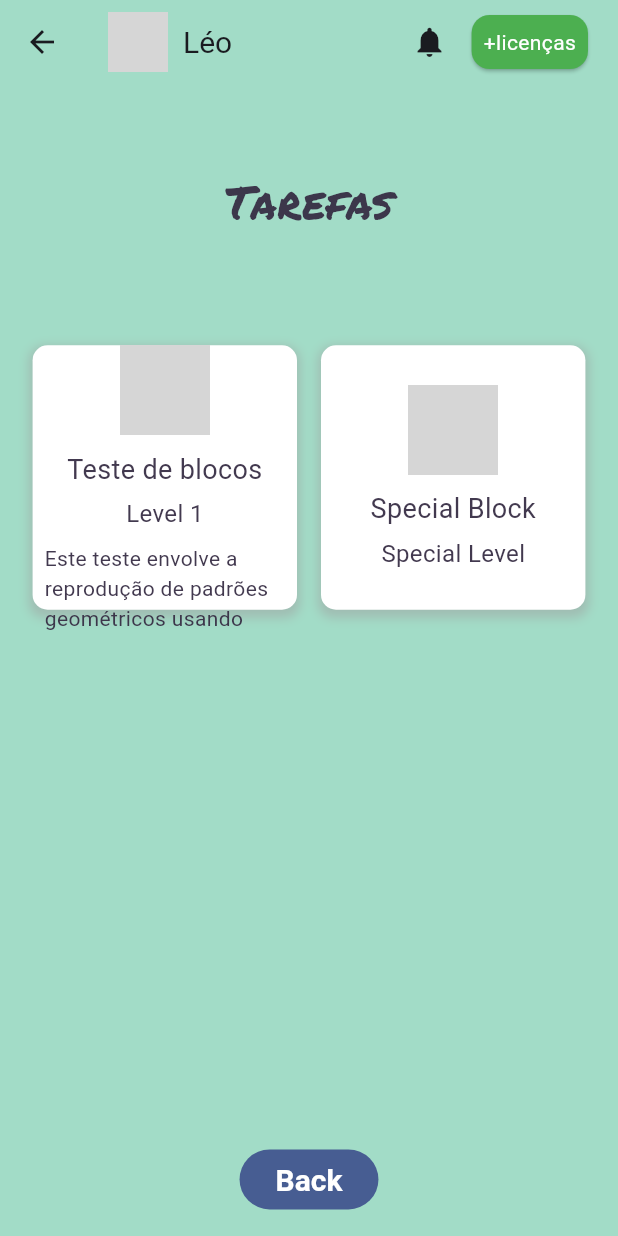
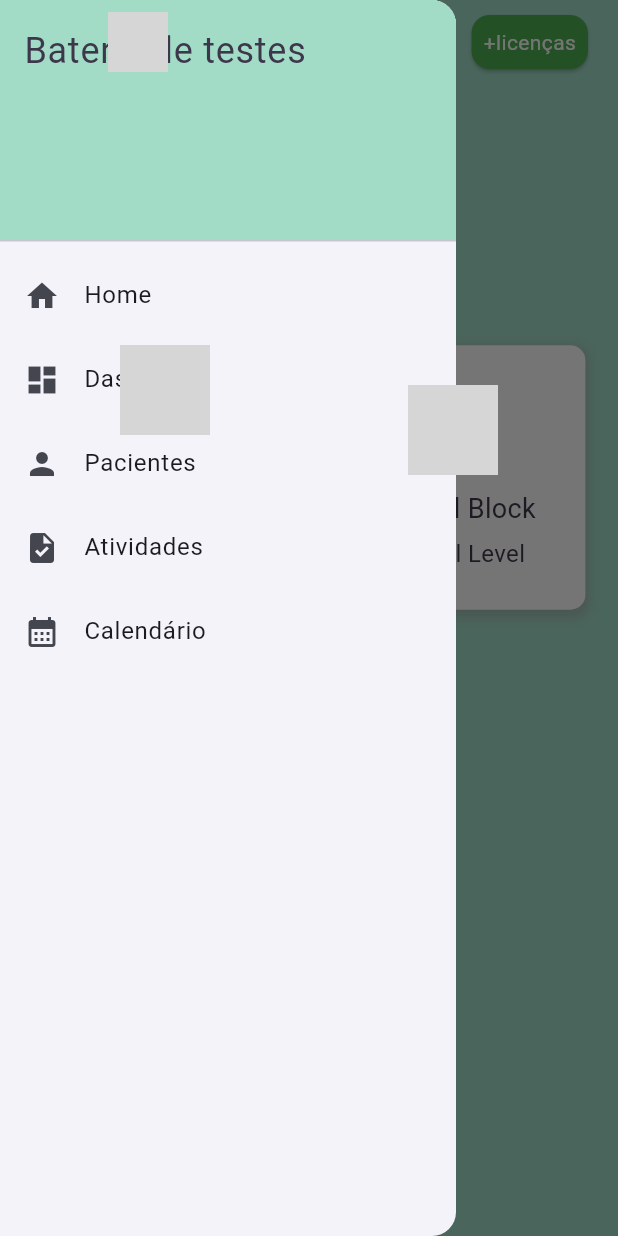
Before and after one commit to Leojunkes/blocks-game, a Flutter app: the LevelSelectionScreen screen opened by its route, with the side drawer open (before the commit the screen has no drawer), on a phone screen of 412 x 824 dp. Run offline on Flutter 3.47's test engine with Material 3 defaults, Android fonts, the light colour scheme and no system bars; our stand-ins replace audioplayers, go_router, shared_preferences; accounts and stored records are empty; project files that could hold a hidden picture were left out; grey boxes are pictures that could not be loaded.

Commit message:
atual-3105

```diff
--- a/lib/level_selection/level_selection_screen.dart
+++ b/lib/level_selection/level_selection_screen.dart
@@ -1,5 +1,4 @@
 import 'package:flutter/material.dart';
-import 'package:flutter/widgets.dart';
 import 'package:go_router/go_router.dart';
 import 'package:provider/provider.dart';
 
@@ -12,7 +11,9 @@ import '../style/responsive_screen.dart';
 import 'levels.dart';
 
 class LevelSelectionScreen extends StatelessWidget {
-  const LevelSelectionScreen({super.key});
+  final String? name;
+
+  LevelSelectionScreen({this.name, required Key key}) : super(key: key);
 
   @override
   Widget build(BuildContext context) {
@@ -29,9 +30,9 @@ class LevelSelectionScreen extends StatelessWidget {
               height: 40,
             ),
             const SizedBox(width: 10),
-            const Text(
-              'Léo',
-              style: TextStyle(fontSize: 20),
+            Text(
+              "Bem vindo ${name ?? ''}",
+              style: const TextStyle(fontSize: 20),
             ),
             const Spacer(),
             Row(
@@ -52,6 +53,57 @@ class LevelSelectionScreen extends StatelessWidget {
                 )
               ],
             )
+          ],
+        ),
+      ),
+      drawer: Drawer(
+        child: ListView(
+          padding: EdgeInsets.zero,
+          children: <Widget>[
+            const DrawerHeader(
+              decoration: BoxDecoration(
+                color: Color(0xFFa2dcc7),
+              ),
+              child: Text(
+
+                'Bateria de testes',
+                style: TextStyle(
+                  color: Color(0xff3c374b),
+                  fontSize: 24,
+                ),
+              ),
+            ),
+            ListTile(
+              leading: const Icon(Icons.home),
+              title: const Text('Home'),
+              onTap: () {
+                GoRouter.of(context).go('/main_menu');
+              },
+            ),
+            ListTile(
+              leading: const Icon(Icons.dashboard),
+              title: const Text('Dashboard'),
+              onTap: () {
+                GoRouter.of(context).go('');
+              },
+            ),
+            ListTile(
+              leading: const Icon(Icons.person),
+              title: const Text('Pacientes'),
+              onTap: () {
+                GoRouter.of(context).go('');
+              },
+            ),
+            ListTile(
+              leading: const Icon(Icons.task),
+              title: const Text('Atividades'),
+              onTap: () {},
+            ),
+            ListTile(
+              leading: const Icon(Icons.calendar_month),
+              title: const Text('Calendário'),
+              onTap: () {},
+            ),
           ],
         ),
       ),
@@ -106,23 +158,23 @@ class LevelSelectionScreen extends StatelessWidget {
                               height: 60,
                             ),
                             const SizedBox(height: 10),
-                            Text(
+                            const Text(
                               'Teste de blocos',
-                              style: const TextStyle(fontSize: 18),
+                              style: TextStyle(fontSize: 18),
                             ),
                             const SizedBox(height: 5),
-                            Text(
-                              'Level ${level.number}',
-                              style: const TextStyle(fontSize: 16),
+                            const Text(
+                              'Level 1',
+                              style: TextStyle(fontSize: 16),
                             ),
-                            SizedBox(
-
+                            const SizedBox(
                               width: 400,
                               child: Padding(
                                 padding: EdgeInsets.all(8.0),
                                 child: Text(
+                                  'Este teste envolve a reprodução de padrões geométricos usando cubos coloridos. É usado para avaliar habilidades de percepção visual, organização espacial e coordenação motora.',
                                   maxLines: 3,
-                                    'Este teste envolve a reprodução de padrões geométricos usando cubos coloridos. É usado para avaliar habilidades de percepção visual, organização espacial e coordenação motora.'),
+                                ),
                               ),
                             )
                           ],
--- a/lib/main_menu/login.dart
+++ b/lib/main_menu/login.dart
@@ -25,8 +25,10 @@ class _LoginPageState extends State<LoginPage> {
   Widget build(BuildContext context) {
     return Scaffold(
       appBar: AppBar(
-        title: Text('Login Page'),
+        title: Text('Login'),
+        backgroundColor: Colors.grey[100],
       ),
+      backgroundColor: Colors.grey[200],
       body: Center(
         child: SingleChildScrollView(
           padding: const EdgeInsets.all(16.0),
--- a/lib/play_session/play_session_screen.dart
+++ b/lib/play_session/play_session_screen.dart
@@ -70,7 +70,7 @@ class _PlaySessionScreenState extends State<PlaySessionScreen> {
           backgroundColor: palette.backgroundPlaySession,
           appBar: AppBar(
              backgroundColor:const Color(0xFFffebb5),
-            title: const Text('Game Title'),
+            title: const Text('Nível1 4 blocos'),
             actions: [
               IconButton(
                 icon: Image.asset(
@@ -98,7 +98,7 @@ class _PlaySessionScreenState extends State<PlaySessionScreen> {
                   Padding(
                     padding: const EdgeInsets.all(8.0),
                     child: MyButton(
-                      onPressed: () => GoRouter.of(context).go('/play'),
+                      onPressed: () => GoRouter.of(context).go('/main_menu/play'),
                       child: const Text('Back'),
                     ),
                   ),
--- a/lib/router.dart
+++ b/lib/router.dart
@@ -35,7 +35,7 @@ final router = GoRouter(
           pageBuilder: (context, state) => buildMyTransition<void>(
             key: const ValueKey('play'),
             color: context.watch<Palette>().backgroundLevelSelection,
-            child: const LevelSelectionScreen(
+            child: LevelSelectionScreen(
               key: Key('level selection'),
             ),
           ),
--- a/lib/widgets/blocksDetects.dart
+++ b/lib/widgets/blocksDetects.dart
@@ -69,11 +69,15 @@ class MoreblocksState extends State<Moreblocks> {
         _changeImage(index);
       },
       child: Container(
-        padding: EdgeInsets.all(0),
+        width: 95,
+        height: 95,
+        margin: EdgeInsets.zero, // Remove any margin
+        padding: EdgeInsets.zero, // Remove any padding
         child: Image.asset(
           _imagePaths[index],
           width: 95,
           height: 95,
+          fit: BoxFit.cover, // Ensure the image covers the entire container
         ),
       ),
     );
```
Also changed, not shown: lib/main_menu/main_menu_screen.dart (+23 -13 lines), lib/main_menu/pacientCad.dart (added, +115 -0 lines), lib/play_session/game_widget.dart (+33 -11 lines), assets/images/Lado3.png, assets/images/rubiks_cube.png (added).
